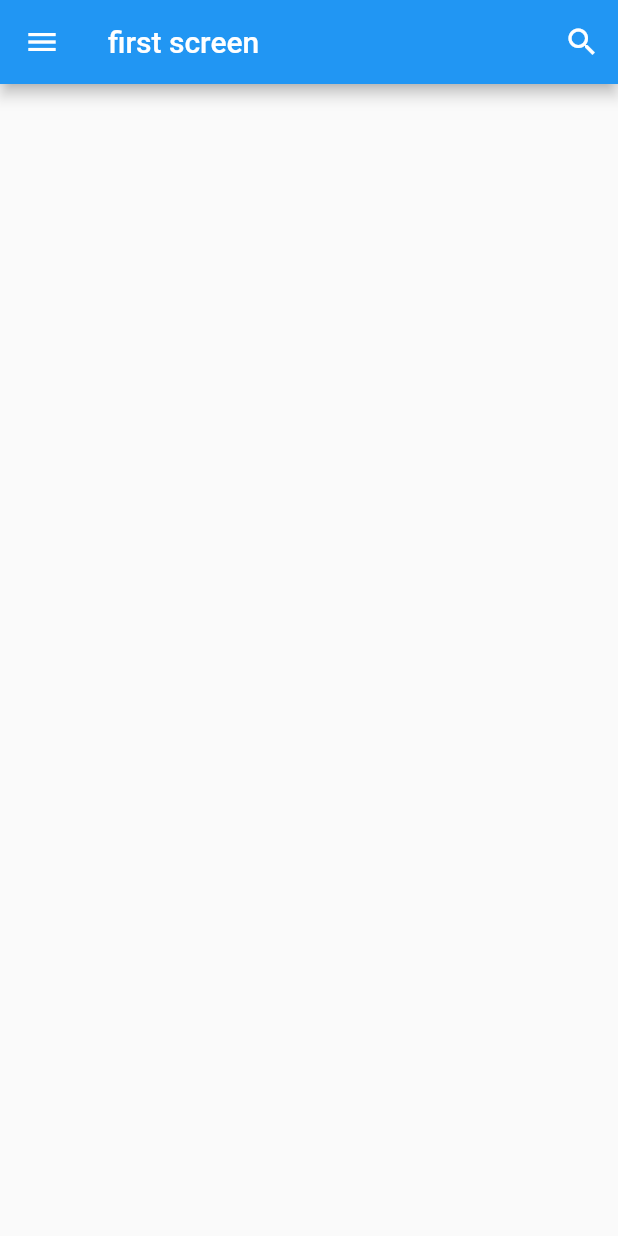
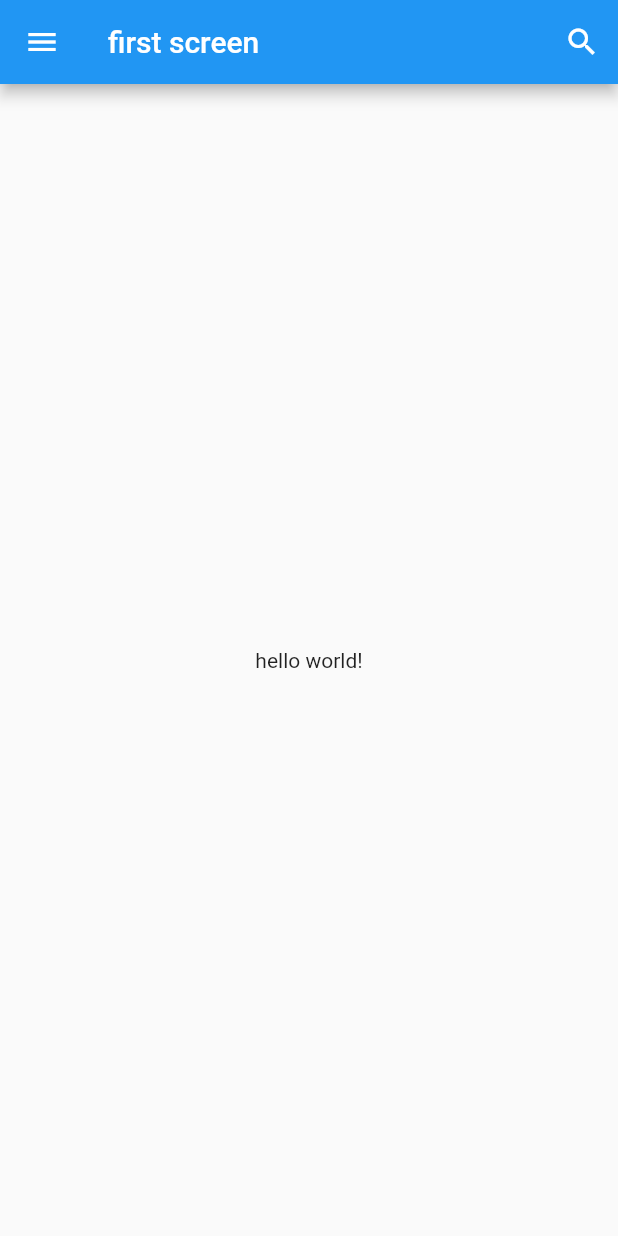
Before and after one commit to gunadermawan/multiplatform-flutter-beginner, a Flutter app: the screen it shows after launch, on a phone screen of 412 x 824 dp. Run offline on Flutter 3.47's test engine with Material 2 defaults, Android fonts, the phone set to English and light mode, and no system bars.

Commit message:
create body sample

```diff
--- a/lib/main.dart
+++ b/lib/main.dart
@@ -34,13 +34,16 @@ class FirstScreen extends StatelessWidget {
               ))
         ],
         leading: IconButton(
-          icon: Icon(
+          icon: const Icon(
             Icons.menu,
             color: Colors.white,
           ),
           onPressed: () {},
         ),
       ),
+      body: const Center(
+        child: Text('hello world!'),
+      ),
     );
   }
 }
```
